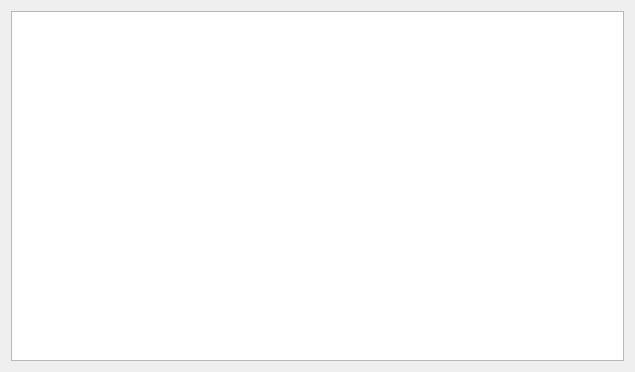
Above: hexrd/ui/resources/ui/grains_viewer_widget.ui from HEXRD/hexrdgui before the change. Below: the same form after it.
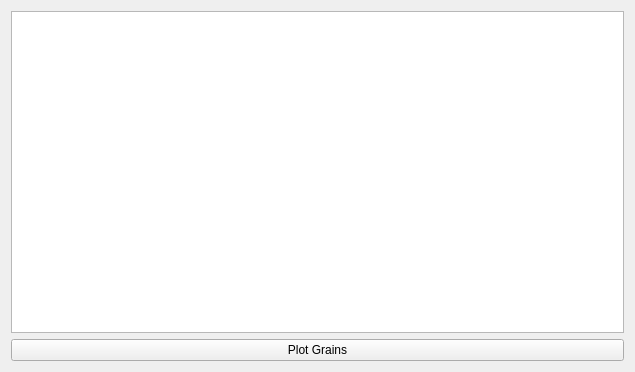
That is the form after the change. Custom widgets are drawn as their Qt base class.

Commit message:
Re-use IndexingResultsDialog to plot grains
This re-uses the IndexingResultsDialog in several places to allow the
user to plot and visually inspect the grains.

In order to plot the grains, the user must load eta omega maps from
a file.

```diff
--- a/hexrd/ui/resources/ui/grains_viewer_widget.ui
+++ b/hexrd/ui/resources/ui/grains_viewer_widget.ui
@@ -21,6 +21,13 @@
      </property>
     </widget>
    </item>
+   <item>
+    <widget class="QPushButton" name="plot_grains">
+     <property name="text">
+      <string>Plot Grains</string>
+     </property>
+    </widget>
+   </item>
   </layout>
  </widget>
  <customwidgets>
```
Left out of the diff: 1 changed line with no effect on the pictures. The commit also changes 7 other files.
